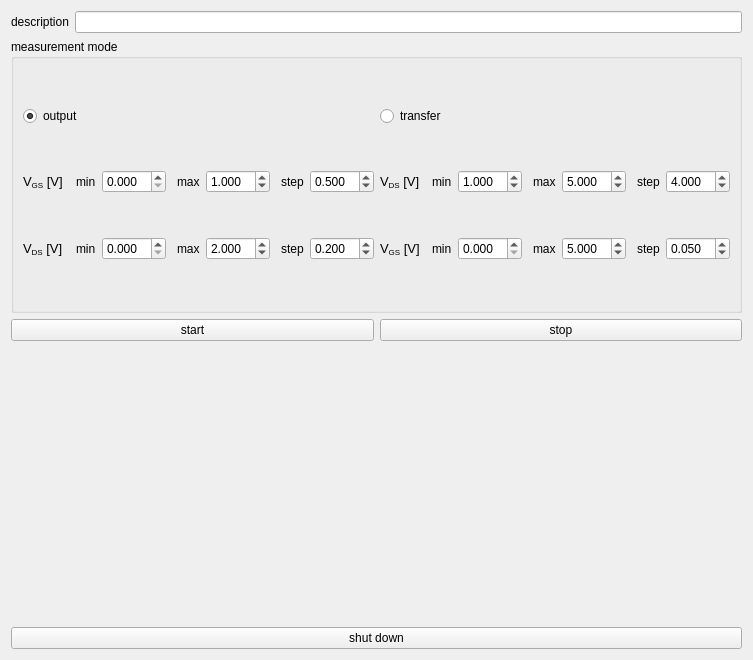
First picture: the form in experiments/transistor_output_transfer.ui, repository dean-nanomol/nanomol, before the edit.
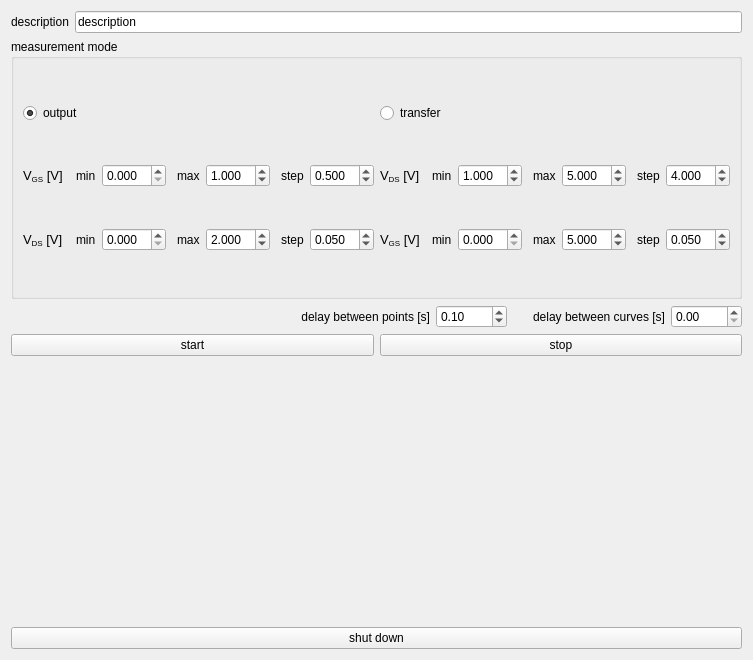
Second picture: the form after the edit.

Commit message:
update transistor_output_transfer class and ui
add code to save attributes
add code to stop running measurement, needs debugging

```diff
--- a/experiments/transistor_output_transfer.ui
+++ b/experiments/transistor_output_transfer.ui
@@ -24,7 +24,11 @@
       </widget>
      </item>
      <item>
-      <widget class="QLineEdit" name="description_lineEdit"/>
+      <widget class="QLineEdit" name="description_lineEdit">
+       <property name="text">
+        <string>description</string>
+       </property>
+      </widget>
      </item>
     </layout>
    </item>
@@ -270,7 +274,7 @@
              <double>0.050000000000000</double>
             </property>
             <property name="value">
-             <double>0.200000000000000</double>
+             <double>0.050000000000000</double>
             </property>
            </widget>
           </item>
@@ -513,6 +517,79 @@
      </layout>
     </widget>
    </item>
+   <item>
+    <layout class="QHBoxLayout" name="horizontalLayout_9">
+     <item>
+      <spacer name="horizontalSpacer_10">
+       <property name="orientation">
+        <enum>Qt::Horizontal</enum>
+       </property>
+       <property name="sizeHint" stdset="0">
+        <size>
+         <width>40</width>
+         <height>20</height>
+        </size>
+       </property>
+      </spacer>
+     </item>
+     <item>
+      <widget class="QLabel" name="label_19">
+       <property name="text">
+        <string>delay between points [s]</string>
+       </property>
+       <property name="alignment">
+        <set>Qt::AlignRight|Qt::AlignTrailing|Qt::AlignVCenter</set>
+       </property>
+      </widget>
+     </item>
+     <item>
+      <widget class="QDoubleSpinBox" name="delay_points_doubleSpinBox">
+       <property name="maximum">
+        <double>9999.989999999999782</double>
+       </property>
+       <property name="value">
+        <double>0.100000000000000</double>
+       </property>
+      </widget>
+     </item>
+     <item>
+      <spacer name="horizontalSpacer_9">
+       <property name="orientation">
+        <enum>Qt::Horizontal</enum>
+       </property>
+       <property name="sizeType">
+        <enum>QSizePolicy::Maximum</enum>
+       </property>
+       <property name="sizeHint" stdset="0">
+        <size>
+         <width>20</width>
+         <height>20</height>
+        </size>
+       </property>
+      </spacer>
+     </item>
+     <item>
+      <widget class="QLabel" name="label_18">
+       <property name="layoutDirection">
+        <enum>Qt::LeftToRight</enum>
+       </property>
+       <property name="text">
+        <string>delay between curves [s]</string>
+       </property>
+       <property name="alignment">
+        <set>Qt::AlignRight|Qt::AlignTrailing|Qt::AlignVCenter</set>
+       </property>
+      </widget>
+     </item>
+     <item>
+      <widget class="QDoubleSpinBox" name="delay_curves_doubleSpinBox">
+       <property name="maximum">
+        <double>9999.989999999999782</double>
+       </property>
+      </widget>
+     </item>
+    </layout>
+   </item>
    <item>
     <layout class="QHBoxLayout" name="horizontalLayout">
      <item>
```
The commit also changes 1 other file.
